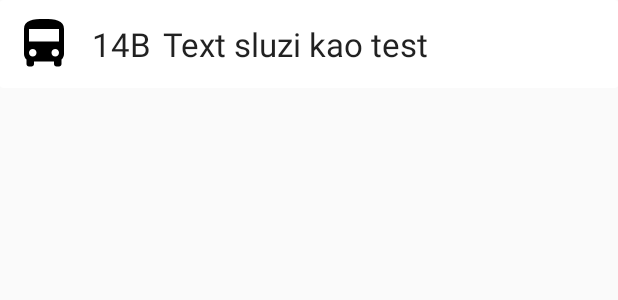
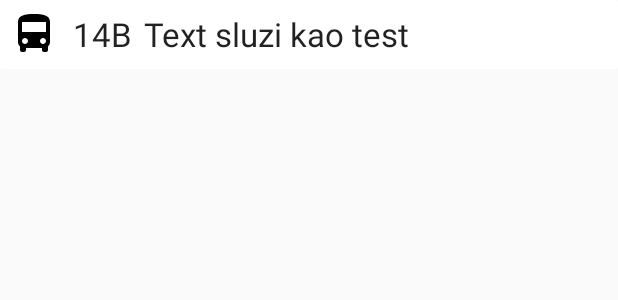
Before and after one commit to blbustracker/BLBusTracker-Android, an Android app: the layout item_route.xml on its own in the app's theme, with its tools: preview values and no code run, on a phone screen of 412 x 824 dp. Shown: the top 300 px of the screen. Run offline under Robolectric (Android 15) with nearby library versions, the phone set to English and light mode, and no system bars.

Commit message:
quick fix

```diff
--- a/app/src/main/java/org/unibl/etf/blbustracker/Constants.java
+++ b/app/src/main/java/org/unibl/etf/blbustracker/Constants.java
@@ -53,5 +53,5 @@ public abstract class Constants
     //////////////////////////////////////////////////////////////////////////////////////////
     public static final String BUS_LOCATIONS_PATH = "/location";
 
-    public static final String ARRIVAL_TIME = "/timing";
+    public static final String ARRIVAL_TIME = "/time";
 }
--- a/app/src/main/java/org/unibl/etf/blbustracker/navigationtabs/mapview/arrivaltimedialog/ArrivalTimeViewModel.java
+++ b/app/src/main/java/org/unibl/etf/blbustracker/navigationtabs/mapview/arrivaltimedialog/ArrivalTimeViewModel.java
@@ -65,7 +65,7 @@ public class ArrivalTimeViewModel extends AndroidViewModel
                 {
                     networkManager = NetworkManager.getInstance(context);
                     String query = Constants.ARRIVAL_TIME + TIMEQUERY + stationId;
-                    networkManager.GETJsonArrayTEST(query, this::onSuccessfulResponse
+                    networkManager.GETJsonArray(query, this::onSuccessfulResponse
                             , error -> NetworkStatus.errorConnectingToInternet(error, context, false));
 
                     Thread.sleep(TIME_REFRESH_PERIOD);
@@ -74,6 +74,7 @@ public class ArrivalTimeViewModel extends AndroidViewModel
                 {
                     ex.printStackTrace();
                 }
+                Log.d(getClass().getSimpleName(), "startListening: killing the LOOP");
             }
         });
     }
--- a/app/src/main/java/org/unibl/etf/blbustracker/navigationtabs/mapview/arrivaltimedialog/TableRowUtil.java
+++ b/app/src/main/java/org/unibl/etf/blbustracker/navigationtabs/mapview/arrivaltimedialog/TableRowUtil.java
@@ -16,7 +16,6 @@ import java.util.stream.Collectors;
 public class TableRowUtil
 {
     public static final int MAX_NUM_OF_TIMES = 2;
-    public static final String MIN = "min";
     public static final String TILDA = "~";
 
     public static TableRow createRow(Context context, @NonNull ArrivalTime arrivalTime)
@@ -32,7 +31,6 @@ public class TableRowUtil
         StringBuilder rowContent = new StringBuilder();
         rowContent.append(lblName);
 
-
         if (times != null)
         {
             List<Integer> sortedTimes = times.stream().distinct().sorted().limit(MAX_NUM_OF_TIMES).collect(Collectors.toList());
@@ -41,7 +39,7 @@ public class TableRowUtil
             {
                 long timeInMinutes = TimeUnit.SECONDS.toMinutes(time);
 
-                String timeEst = ((timeInMinutes == 0) ? "<1" : TILDA + timeInMinutes) + MIN;
+                String timeEst = ((timeInMinutes == 0) ? "<1" : TILDA + timeInMinutes) + context.getString(R.string.minutes);
                 rowContent.append(timeEst).append(", ");
             }
 
--- a/app/src/main/java/org/unibl/etf/blbustracker/networkmanager/NetworkManager.java
+++ b/app/src/main/java/org/unibl/etf/blbustracker/networkmanager/NetworkManager.java
@@ -66,6 +66,7 @@ public class NetworkManager
         requestQueue.add(jsonArrayRequest);
     }
 
+    @Deprecated
     public void GETJsonArrayTEST(String urlPath, Response.Listener<JSONArray> success, Response.ErrorListener error)
     {
         String fullURl = "https://www.blbustracker.com/api" + urlPath;
--- a/app/src/main/res/values/dimens.xml
+++ b/app/src/main/res/values/dimens.xml
@@ -11,8 +11,8 @@
     <dimen name="fab_size">45dp</dimen>
 
 <!--    bus icon size-->
-    <dimen name="bus_marker_size">48dp</dimen>
-    <dimen name="innerbus_marker_size">40dp</dimen>
+    <dimen name="bus_marker_size">35dp</dimen>
+    <dimen name="innerbus_marker_size">32dp</dimen>
 
 
 
--- a/app/src/main/res/values/strings.xml
+++ b/app/src/main/res/values/strings.xml
@@ -88,5 +88,6 @@
     <string name="show_all_button">Show all routes and busses on map</string>
     <string name="navigation_menu_tooltip">Show/Hide navigation menu</string>
     <string name="route">Route</string>
+    <string name="minutes">min</string>
 
 </resources>
```
Also changed, not shown: 2 other files.
